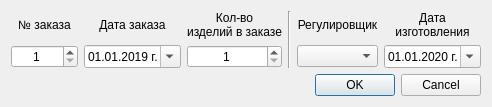
Old version of the form database/addsernums.ui in the repository XRay3D/BitHuffman.
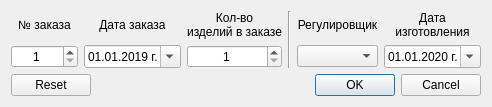
New version of the form.

```diff
--- a/database/addsernums.ui
+++ b/database/addsernums.ui
@@ -200,7 +200,7 @@
       <enum>Qt::TabFocus</enum>
      </property>
      <property name="standardButtons">
-      <set>QDialogButtonBox::Cancel|QDialogButtonBox::Ok</set>
+      <set>QDialogButtonBox::Cancel|QDialogButtonBox::Ok|QDialogButtonBox::Reset</set>
      </property>
     </widget>
    </item>
```
